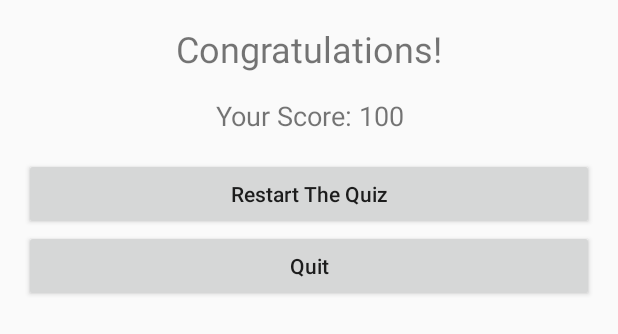
After one commit to MertYigit0/Quiz-App, an Android app: the layout score_dialog.xml on its own in the app's theme, with its tools: preview values and no code run, on a phone screen of 412 x 824 dp. The commit adds this screen. Shown: the top 334 px of the screen. Run offline under Robolectric (Android 15) with nearby library versions, the phone set to English and light mode, and no system bars.

Commit message:
An Alert Dialog to the end of the quiz.

```diff
--- a/app/src/main/res/layout/main_menu.xml
+++ /dev/null
@@ -1,6 +0,0 @@
-<?xml version="1.0" encoding="utf-8"?>
-<androidx.constraintlayout.widget.ConstraintLayout xmlns:android="http://schemas.android.com/apk/res/android"
-    android:layout_width="match_parent"
-    android:layout_height="match_parent">
-
-</androidx.constraintlayout.widget.ConstraintLayout>
--- /dev/null
+++ b/app/src/main/res/layout/score_dialog.xml
@@ -0,0 +1,43 @@
+<!-- score_dialog.xml -->
+
+<LinearLayout android:layout_width="match_parent"
+    android:layout_height="wrap_content"
+    android:orientation="vertical"
+    android:padding="16dp"
+    xmlns:android="http://schemas.android.com/apk/res/android">
+
+    <TextView
+        android:id="@+id/congratsTextView"
+        android:layout_width="match_parent"
+        android:layout_height="wrap_content"
+        android:text="Congratulations!"
+        android:textSize="24sp"
+        android:textAlignment="center"
+        android:paddingBottom="16dp"/>
+
+    <TextView
+        android:id="@+id/scoreTextView"
+        android:layout_width="match_parent"
+        android:layout_height="wrap_content"
+        android:text="Your Score: 100"
+        android:textSize="18sp"
+        android:textAlignment="center"
+        android:paddingBottom="16dp"/>
+
+    <Button
+        android:id="@+id/restartButton"
+        android:layout_width="match_parent"
+        android:layout_height="wrap_content"
+        android:text="Restart The Quiz"
+        android:textAllCaps="false"
+        android:padding="8dp"/>
+
+    <Button
+        android:id="@+id/exitButton"
+        android:layout_width="match_parent"
+        android:layout_height="wrap_content"
+        android:text="Quit"
+        android:textAllCaps="false"
+        android:padding="8dp"/>
+
+</LinearLayout>
```
Also changed, not shown: app/src/main/java/com/example/quizapp2/MainActivity.java (+63 -2 lines).
